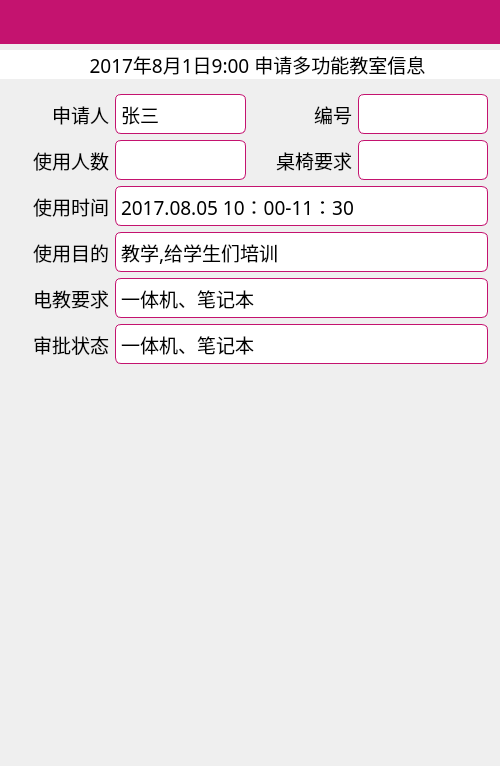
Before: the Qt Designer form pages/RoomPage2.ui in wps139hf/app, drawn with Qt 5.
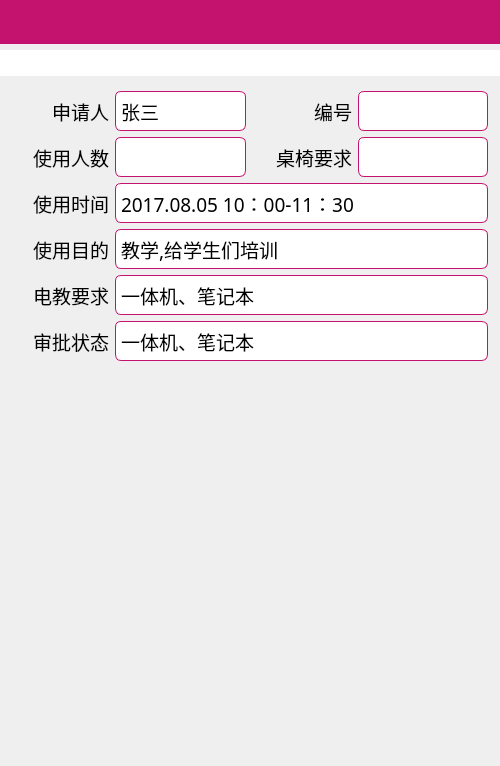
After: the same form once the commit is applied. Custom widgets are drawn as their Qt base class.

```diff
--- a/pages/RoomPage2.ui
+++ b/pages/RoomPage2.ui
@@ -63,7 +63,7 @@
       <string notr="true">background-color: rgb(255,255,255);</string>
      </property>
      <property name="text">
-      <string>   2017年8月1日9:00 申请多功能教室信息</string>
+      <string/>
      </property>
      <property name="alignment">
       <set>Qt::AlignCenter</set>
```
